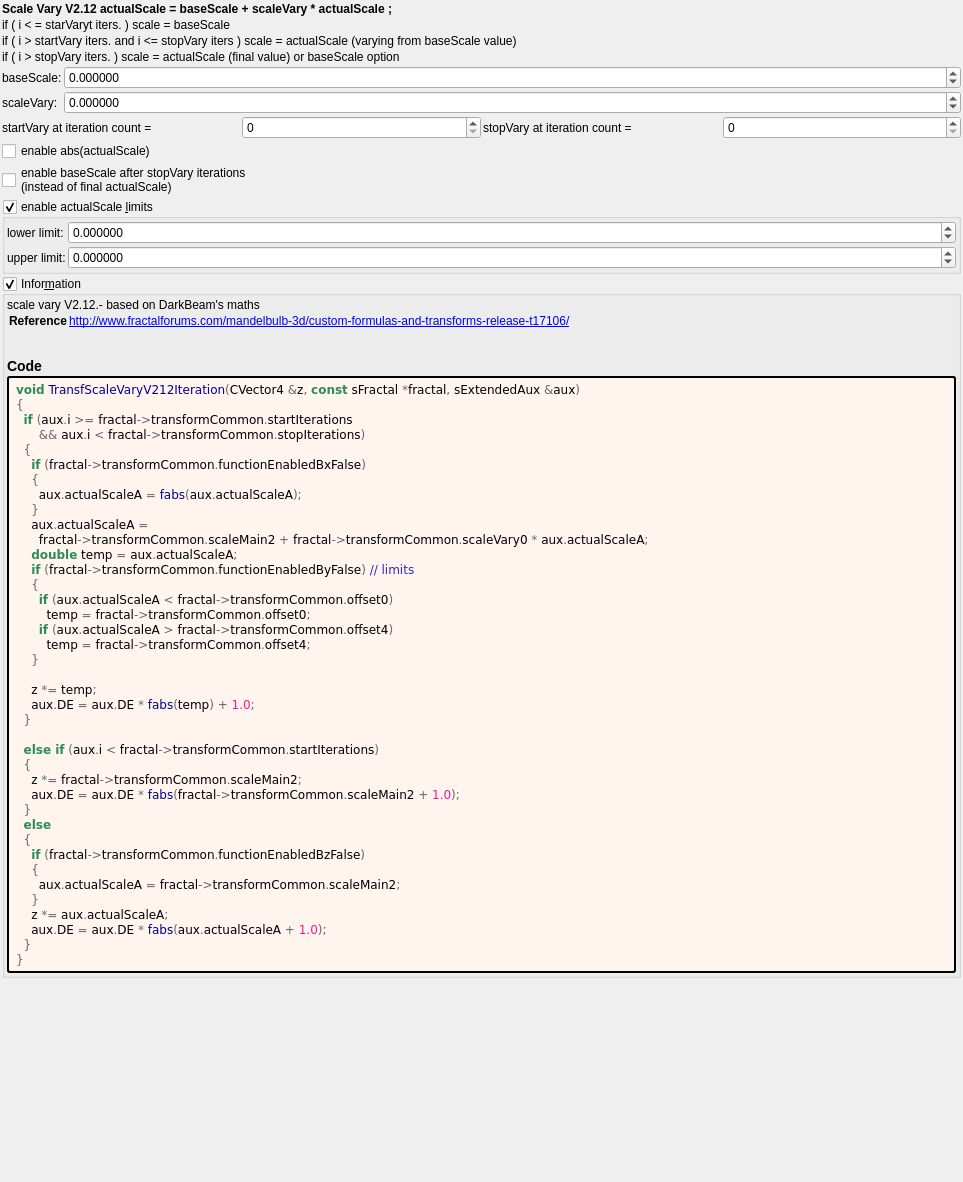
The window that mandelbulber2/formula/ui/transf_scale_vary_v212.ui (buddhi1980/mandelbulber2) describes before a commit, drawn with Qt 5.
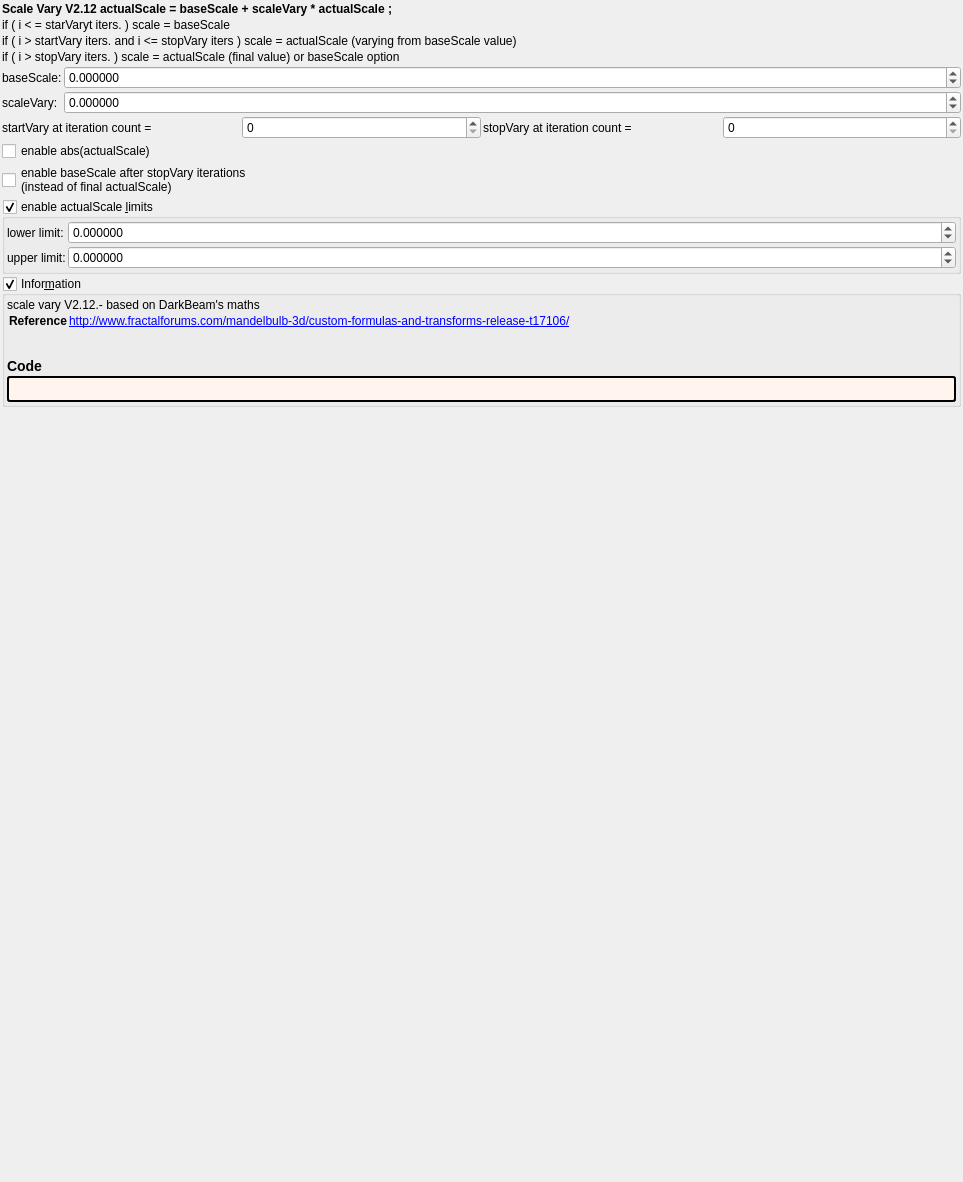
The same window after the commit. Custom widgets are drawn as their Qt base class.

Diff of the .ui file:
```diff
--- a/mandelbulber2/formula/ui/transf_scale_vary_v212.ui
+++ b/mandelbulber2/formula/ui/transf_scale_vary_v212.ui
@@ -374,48 +374,7 @@
          <string notr="true">border-style: outset; border-width: 2px; border-radius: 3px; border-color: black; background-color: #fff5ee; padding: 4px;</string>
         </property>
         <property name="text">
-         <string notr="true">&lt;body style=&quot;background-color:#fff5ee&quot;&gt;
-&lt;pre style=&quot;color:#000000; background-color:#fff5ee;  font-family:'Courier New',monospace;&quot;&gt;&lt;span style=&quot;color:#2e8b57; font-weight:bold&quot;&gt;void&lt;/span&gt; &lt;span style=&quot;color:#00008f&quot;&gt;TransfScaleVaryV212Iteration&lt;/span&gt;&lt;span style=&quot;color:#676767&quot;&gt;(&lt;/span&gt;CVector4 &lt;span style=&quot;color:#676767&quot;&gt;&amp;amp;&lt;/span&gt;z&lt;span style=&quot;color:#676767&quot;&gt;,&lt;/span&gt; &lt;span style=&quot;color:#2e8b57; font-weight:bold&quot;&gt;const&lt;/span&gt; sFractal &lt;span style=&quot;color:#676767&quot;&gt;*&lt;/span&gt;fractal&lt;span style=&quot;color:#676767&quot;&gt;,&lt;/span&gt; sExtendedAux &lt;span style=&quot;color:#676767&quot;&gt;&amp;amp;&lt;/span&gt;aux&lt;span style=&quot;color:#676767&quot;&gt;)&lt;/span&gt;
-&lt;span style=&quot;color:#676767&quot;&gt;{&lt;/span&gt;
-  &lt;span style=&quot;color:#2e8b57; font-weight:bold&quot;&gt;if&lt;/span&gt; &lt;span style=&quot;color:#676767&quot;&gt;(&lt;/span&gt;aux&lt;span style=&quot;color:#676767&quot;&gt;.&lt;/span&gt;i &lt;span style=&quot;color:#676767&quot;&gt;&amp;gt;=&lt;/span&gt; fractal&lt;span style=&quot;color:#676767&quot;&gt;-&amp;gt;&lt;/span&gt;transformCommon&lt;span style=&quot;color:#676767&quot;&gt;.&lt;/span&gt;startIterations
-      &lt;span style=&quot;color:#676767&quot;&gt;&amp;amp;&amp;amp;&lt;/span&gt; aux&lt;span style=&quot;color:#676767&quot;&gt;.&lt;/span&gt;i &lt;span style=&quot;color:#676767&quot;&gt;&amp;lt;&lt;/span&gt; fractal&lt;span style=&quot;color:#676767&quot;&gt;-&amp;gt;&lt;/span&gt;transformCommon&lt;span style=&quot;color:#676767&quot;&gt;.&lt;/span&gt;stopIterations&lt;span style=&quot;color:#676767&quot;&gt;)&lt;/span&gt;
-  &lt;span style=&quot;color:#676767&quot;&gt;{&lt;/span&gt;
-    &lt;span style=&quot;color:#2e8b57; font-weight:bold&quot;&gt;if&lt;/span&gt; &lt;span style=&quot;color:#676767&quot;&gt;(&lt;/span&gt;fractal&lt;span style=&quot;color:#676767&quot;&gt;-&amp;gt;&lt;/span&gt;transformCommon&lt;span style=&quot;color:#676767&quot;&gt;.&lt;/span&gt;functionEnabledBxFalse&lt;span style=&quot;color:#676767&quot;&gt;)&lt;/span&gt;
-    &lt;span style=&quot;color:#676767&quot;&gt;{&lt;/span&gt;
-      aux&lt;span style=&quot;color:#676767&quot;&gt;.&lt;/span&gt;actualScaleA &lt;span style=&quot;color:#676767&quot;&gt;=&lt;/span&gt; &lt;span style=&quot;color:#00008f&quot;&gt;fabs&lt;/span&gt;&lt;span style=&quot;color:#676767&quot;&gt;(&lt;/span&gt;aux&lt;span style=&quot;color:#676767&quot;&gt;.&lt;/span&gt;actualScaleA&lt;span style=&quot;color:#676767&quot;&gt;);&lt;/span&gt;
-    &lt;span style=&quot;color:#676767&quot;&gt;}&lt;/span&gt;
-    aux&lt;span style=&quot;color:#676767&quot;&gt;.&lt;/span&gt;actualScaleA &lt;span style=&quot;color:#676767&quot;&gt;=&lt;/span&gt;
-      fractal&lt;span style=&quot;color:#676767&quot;&gt;-&amp;gt;&lt;/span&gt;transformCommon&lt;span style=&quot;color:#676767&quot;&gt;.&lt;/span&gt;scaleMain2 &lt;span style=&quot;color:#676767&quot;&gt;+&lt;/span&gt; fractal&lt;span style=&quot;color:#676767&quot;&gt;-&amp;gt;&lt;/span&gt;transformCommon&lt;span style=&quot;color:#676767&quot;&gt;.&lt;/span&gt;scaleVary0 &lt;span style=&quot;color:#676767&quot;&gt;*&lt;/span&gt; aux&lt;span style=&quot;color:#676767&quot;&gt;.&lt;/span&gt;actualScaleA&lt;span style=&quot;color:#676767&quot;&gt;;&lt;/span&gt;
-    &lt;span style=&quot;color:#2e8b57; font-weight:bold&quot;&gt;double&lt;/span&gt; temp &lt;span style=&quot;color:#676767&quot;&gt;=&lt;/span&gt; aux&lt;span style=&quot;color:#676767&quot;&gt;.&lt;/span&gt;actualScaleA&lt;span style=&quot;color:#676767&quot;&gt;;&lt;/span&gt;
-    &lt;span style=&quot;color:#2e8b57; font-weight:bold&quot;&gt;if&lt;/span&gt; &lt;span style=&quot;color:#676767&quot;&gt;(&lt;/span&gt;fractal&lt;span style=&quot;color:#676767&quot;&gt;-&amp;gt;&lt;/span&gt;transformCommon&lt;span style=&quot;color:#676767&quot;&gt;.&lt;/span&gt;functionEnabledByFalse&lt;span style=&quot;color:#676767&quot;&gt;)&lt;/span&gt; &lt;span style=&quot;color:#2929cc&quot;&gt;// limits&lt;/span&gt;
-    &lt;span style=&quot;color:#676767&quot;&gt;{&lt;/span&gt;
-      &lt;span style=&quot;color:#2e8b57; font-weight:bold&quot;&gt;if&lt;/span&gt; &lt;span style=&quot;color:#676767&quot;&gt;(&lt;/span&gt;aux&lt;span style=&quot;color:#676767&quot;&gt;.&lt;/span&gt;actualScaleA &lt;span style=&quot;color:#676767&quot;&gt;&amp;lt;&lt;/span&gt; fractal&lt;span style=&quot;color:#676767&quot;&gt;-&amp;gt;&lt;/span&gt;transformCommon&lt;span style=&quot;color:#676767&quot;&gt;.&lt;/span&gt;offset0&lt;span style=&quot;color:#676767&quot;&gt;)&lt;/span&gt;
-        temp &lt;span style=&quot;color:#676767&quot;&gt;=&lt;/span&gt; fractal&lt;span style=&quot;color:#676767&quot;&gt;-&amp;gt;&lt;/span&gt;transformCommon&lt;span style=&quot;color:#676767&quot;&gt;.&lt;/span&gt;offset0&lt;span style=&quot;color:#676767&quot;&gt;;&lt;/span&gt;
-      &lt;span style=&quot;color:#2e8b57; font-weight:bold&quot;&gt;if&lt;/span&gt; &lt;span style=&quot;color:#676767&quot;&gt;(&lt;/span&gt;aux&lt;span style=&quot;color:#676767&quot;&gt;.&lt;/span&gt;actualScaleA &lt;span style=&quot;color:#676767&quot;&gt;&amp;gt;&lt;/span&gt; fractal&lt;span style=&quot;color:#676767&quot;&gt;-&amp;gt;&lt;/span&gt;transformCommon&lt;span style=&quot;color:#676767&quot;&gt;.&lt;/span&gt;offset4&lt;span style=&quot;color:#676767&quot;&gt;)&lt;/span&gt;
-        temp &lt;span style=&quot;color:#676767&quot;&gt;=&lt;/span&gt; fractal&lt;span style=&quot;color:#676767&quot;&gt;-&amp;gt;&lt;/span&gt;transformCommon&lt;span style=&quot;color:#676767&quot;&gt;.&lt;/span&gt;offset4&lt;span style=&quot;color:#676767&quot;&gt;;&lt;/span&gt;
-    &lt;span style=&quot;color:#676767&quot;&gt;}&lt;/span&gt;
-
-    z &lt;span style=&quot;color:#676767&quot;&gt;*=&lt;/span&gt; temp&lt;span style=&quot;color:#676767&quot;&gt;;&lt;/span&gt;
-    aux&lt;span style=&quot;color:#676767&quot;&gt;.&lt;/span&gt;DE &lt;span style=&quot;color:#676767&quot;&gt;=&lt;/span&gt; aux&lt;span style=&quot;color:#676767&quot;&gt;.&lt;/span&gt;DE &lt;span style=&quot;color:#676767&quot;&gt;*&lt;/span&gt; &lt;span style=&quot;color:#00008f&quot;&gt;fabs&lt;/span&gt;&lt;span style=&quot;color:#676767&quot;&gt;(&lt;/span&gt;temp&lt;span style=&quot;color:#676767&quot;&gt;) +&lt;/span&gt; &lt;span style=&quot;color:#ff1493&quot;&gt;1.0&lt;/span&gt;&lt;span style=&quot;color:#676767&quot;&gt;;&lt;/span&gt;
-  &lt;span style=&quot;color:#676767&quot;&gt;}&lt;/span&gt;
-
-  &lt;span style=&quot;color:#2e8b57; font-weight:bold&quot;&gt;else if&lt;/span&gt; &lt;span style=&quot;color:#676767&quot;&gt;(&lt;/span&gt;aux&lt;span style=&quot;color:#676767&quot;&gt;.&lt;/span&gt;i &lt;span style=&quot;color:#676767&quot;&gt;&amp;lt;&lt;/span&gt; fractal&lt;span style=&quot;color:#676767&quot;&gt;-&amp;gt;&lt;/span&gt;transformCommon&lt;span style=&quot;color:#676767&quot;&gt;.&lt;/span&gt;startIterations&lt;span style=&quot;color:#676767&quot;&gt;)&lt;/span&gt;
-  &lt;span style=&quot;color:#676767&quot;&gt;{&lt;/span&gt;
-    z &lt;span style=&quot;color:#676767&quot;&gt;*=&lt;/span&gt; fractal&lt;span style=&quot;color:#676767&quot;&gt;-&amp;gt;&lt;/span&gt;transformCommon&lt;span style=&quot;color:#676767&quot;&gt;.&lt;/span&gt;scaleMain2&lt;span style=&quot;color:#676767&quot;&gt;;&lt;/span&gt;
-    aux&lt;span style=&quot;color:#676767&quot;&gt;.&lt;/span&gt;DE &lt;span style=&quot;color:#676767&quot;&gt;=&lt;/span&gt; aux&lt;span style=&quot;color:#676767&quot;&gt;.&lt;/span&gt;DE &lt;span style=&quot;color:#676767&quot;&gt;*&lt;/span&gt; &lt;span style=&quot;color:#00008f&quot;&gt;fabs&lt;/span&gt;&lt;span style=&quot;color:#676767&quot;&gt;(&lt;/span&gt;fractal&lt;span style=&quot;color:#676767&quot;&gt;-&amp;gt;&lt;/span&gt;transformCommon&lt;span style=&quot;color:#676767&quot;&gt;.&lt;/span&gt;scaleMain2 &lt;span style=&quot;color:#676767&quot;&gt;+&lt;/span&gt; &lt;span style=&quot;color:#ff1493&quot;&gt;1.0&lt;/span&gt;&lt;span style=&quot;color:#676767&quot;&gt;);&lt;/span&gt;
-  &lt;span style=&quot;color:#676767&quot;&gt;}&lt;/span&gt;
-  &lt;span style=&quot;color:#2e8b57; font-weight:bold&quot;&gt;else&lt;/span&gt;
-  &lt;span style=&quot;color:#676767&quot;&gt;{&lt;/span&gt;
-    &lt;span style=&quot;color:#2e8b57; font-weight:bold&quot;&gt;if&lt;/span&gt; &lt;span style=&quot;color:#676767&quot;&gt;(&lt;/span&gt;fractal&lt;span style=&quot;color:#676767&quot;&gt;-&amp;gt;&lt;/span&gt;transformCommon&lt;span style=&quot;color:#676767&quot;&gt;.&lt;/span&gt;functionEnabledBzFalse&lt;span style=&quot;color:#676767&quot;&gt;)&lt;/span&gt;
-    &lt;span style=&quot;color:#676767&quot;&gt;{&lt;/span&gt;
-      aux&lt;span style=&quot;color:#676767&quot;&gt;.&lt;/span&gt;actualScaleA &lt;span style=&quot;color:#676767&quot;&gt;=&lt;/span&gt; fractal&lt;span style=&quot;color:#676767&quot;&gt;-&amp;gt;&lt;/span&gt;transformCommon&lt;span style=&quot;color:#676767&quot;&gt;.&lt;/span&gt;scaleMain2&lt;span style=&quot;color:#676767&quot;&gt;;&lt;/span&gt;
-    &lt;span style=&quot;color:#676767&quot;&gt;}&lt;/span&gt;
-    z &lt;span style=&quot;color:#676767&quot;&gt;*=&lt;/span&gt; aux&lt;span style=&quot;color:#676767&quot;&gt;.&lt;/span&gt;actualScaleA&lt;span style=&quot;color:#676767&quot;&gt;;&lt;/span&gt;
-    aux&lt;span style=&quot;color:#676767&quot;&gt;.&lt;/span&gt;DE &lt;span style=&quot;color:#676767&quot;&gt;=&lt;/span&gt; aux&lt;span style=&quot;color:#676767&quot;&gt;.&lt;/span&gt;DE &lt;span style=&quot;color:#676767&quot;&gt;*&lt;/span&gt; &lt;span style=&quot;color:#00008f&quot;&gt;fabs&lt;/span&gt;&lt;span style=&quot;color:#676767&quot;&gt;(&lt;/span&gt;aux&lt;span style=&quot;color:#676767&quot;&gt;.&lt;/span&gt;actualScaleA &lt;span style=&quot;color:#676767&quot;&gt;+&lt;/span&gt; &lt;span style=&quot;color:#ff1493&quot;&gt;1.0&lt;/span&gt;&lt;span style=&quot;color:#676767&quot;&gt;);&lt;/span&gt;
-  &lt;span style=&quot;color:#676767&quot;&gt;}&lt;/span&gt;
-&lt;span style=&quot;color:#676767&quot;&gt;}&lt;/span&gt;
-&lt;/pre&gt;
-&lt;/body&gt;</string>
+         <string notr="true"></string>
         </property>
         <property name="wordWrap">
          <bool>true</bool>
```
